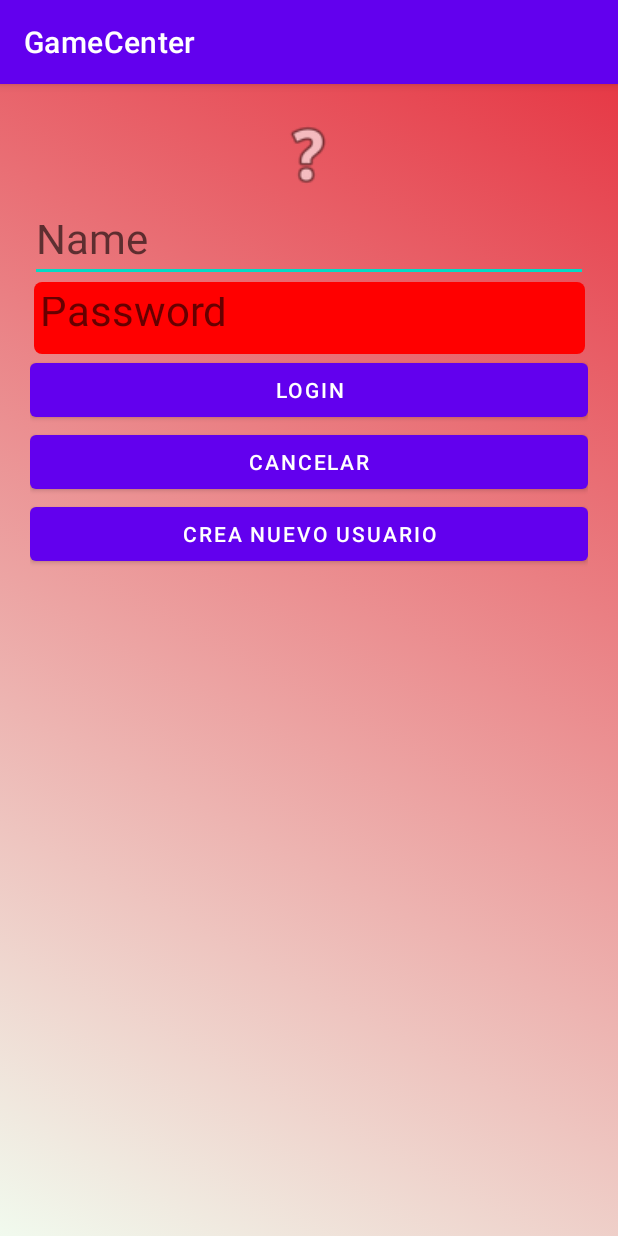
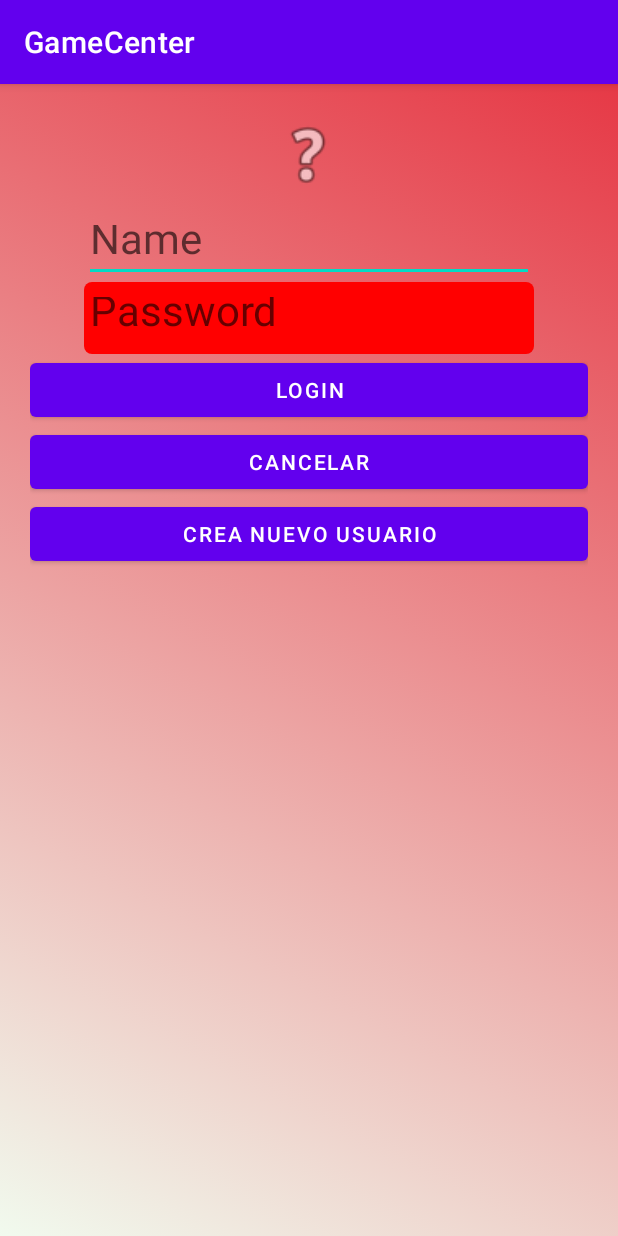
Before and after one commit to Marat-Rafael/GameCenter, an Android app: the LoginActivity screen opened directly, with no data from a screen before it, after a tap on "LOGIN", on a phone screen of 412 x 824 dp. Run offline under Robolectric (Android 15) with nearby library versions, the phone set to English and light mode, and no system bars.

Commit message:
minor fix

```diff
--- a/app/src/main/java/com/example/gamecenternuevo/Activity2048.java
+++ b/app/src/main/java/com/example/gamecenternuevo/Activity2048.java
@@ -43,8 +43,6 @@ public class Activity2048 extends AppCompatActivity implements View.OnTouchListe
     TextView textView_puntuacionMax;
     UsuariosHelper helper;
     SQLiteDatabase db;
-
-
 
     @Override
     protected void onCreate(Bundle savedInstanceState) {
--- a/app/src/main/java/com/example/gamecenternuevo/LoginActivity.java
+++ b/app/src/main/java/com/example/gamecenternuevo/LoginActivity.java
@@ -14,41 +14,35 @@ import android.widget.TextView;
 import android.widget.Toast;
 
 public class LoginActivity extends AppCompatActivity {
-
     EditText name;
     EditText password;
     Button login;
     Button cancelar;
     Button crearNuevoUsuario;
-
+    String passwordDesdeBBDD;
+    String passwordIntroducido;
+    String nombreUsuario;
 
     @Override
     protected void onCreate(Bundle savedInstanceState) {
         super.onCreate(savedInstanceState);
         setContentView(R.layout.activity_login);
-
         name = findViewById(R.id.login_activity_editText_name);
         password = findViewById(R.id.login_activity_editText_password);
         login = findViewById(R.id.login_activity_button_login);
         cancelar = findViewById(R.id.login_activity_button_cancelar);
         crearNuevoUsuario = findViewById(R.id.login_activity_button_crear_nuevo);
-
         // creamos instancia de BBDD
         UsuariosHelper helper = new UsuariosHelper(this);
-
         login.setOnClickListener(new View.OnClickListener() {
             @Override
             public void onClick(View view) {
                 SQLiteDatabase db = helper.getReadableDatabase();
-
                 // cojemos datos del campo name
-                String nombreUsuario = name.getText().toString();
-                String passwordIntroducido = password.getText().toString();
+                nombreUsuario = name.getText().toString();
+                passwordIntroducido = password.getText().toString();
                 // cojemos contraseña de la base de datos
-                String passwordDesdeBBDD = helper.buscarContraseniaDelUsuario(nombreUsuario,db);
-
-                // campoMostrar.setText(nombreUsuario+ "  "+passwordDesdeBBDD);
-
+                passwordDesdeBBDD = helper.buscarContraseniaDelUsuario(nombreUsuario,db);
                 // si datos coinciden
                 if(passwordIntroducido.equals(passwordDesdeBBDD)){
                     password.setBackground(null);
@@ -62,8 +56,6 @@ public class LoginActivity extends AppCompatActivity {
                     password.setBackgroundResource(R.drawable.casilla_red);
                     Toast.makeText(LoginActivity.this, "ontraseña erronea", Toast.LENGTH_SHORT).show();
                 }
-
-
             }// fin onclick
         }); // fin setOnClick login
 
@@ -73,7 +65,6 @@ public class LoginActivity extends AppCompatActivity {
                 name.setText("");
                 password.setText("");
                 password.setBackground(null);
-
                 cerrarTeclado();
             }
         }); // fin setOnClick cancelar
--- a/app/src/main/java/com/example/gamecenternuevo/NuevoUsuarioActivity.java
+++ b/app/src/main/java/com/example/gamecenternuevo/NuevoUsuarioActivity.java
@@ -15,9 +15,6 @@ import android.widget.Toast;
  */
 public class NuevoUsuarioActivity extends AppCompatActivity {
 
-
-    //  variable para log
-    //private static final String TAG = UsuariosHelper.class.getSimpleName();
     private static final String TAG = "BBDD";
 
     Button button_crear;
--- a/app/src/main/java/com/example/gamecenternuevo/SplashActivity.java
+++ b/app/src/main/java/com/example/gamecenternuevo/SplashActivity.java
@@ -11,7 +11,6 @@ import android.widget.TextView;
 
 public class SplashActivity extends AppCompatActivity {
 
-
     @Override
     protected void onCreate(Bundle savedInstanceState) {
         super.onCreate(savedInstanceState);
@@ -24,9 +23,6 @@ public class SplashActivity extends AppCompatActivity {
         TextView espantapajarosImagen = findViewById(R.id.tv_espantapajaros);
         // identificamos nueva clase de TextWriter, campo donde va aparecer texto
         TypeWriter typeWriter = findViewById(R.id.tv_desc_espanta);
-
-
-
 
         // cargamos animacion de fadeIn
         Animation fadeIn = AnimationUtils.loadAnimation(this, R.anim.fade_in);
@@ -42,9 +38,7 @@ public class SplashActivity extends AppCompatActivity {
         fadeIn.setAnimationListener(new Animation.AnimationListener() {
             @Override
             public void onAnimationStart(Animation animation) {
-
             }
-
             /**
              * cuando animacion fadeIn termina
              * @param animation
--- a/app/src/main/java/com/example/gamecenternuevo/Usuario.java
+++ b/app/src/main/java/com/example/gamecenternuevo/Usuario.java
@@ -10,7 +10,6 @@ public class Usuario {
     int puntuacion_2048;
     int puntuacion_peg;
 
-    // CONSTRUCTOR
     // CONSTRUCTOR CON TODOS ATRIBUTOS
     public Usuario(int id, String nombre, String password, int puntuacion_2048, int puntuacion_peg) {
         this.id = id;
--- a/app/src/main/java/com/example/gamecenternuevo/UsuariosHelper.java
+++ b/app/src/main/java/com/example/gamecenternuevo/UsuariosHelper.java
@@ -18,8 +18,6 @@ import java.util.ArrayList;
  */
 public class UsuariosHelper extends SQLiteOpenHelper {
 
-    //  variable para log
-    // private static final String TAG = UsuariosHelper.class.getSimpleName();
     private static final String TAG = "BBDD";
 
     // CONSTANTES PARA TABLA
@@ -36,9 +34,6 @@ public class UsuariosHelper extends SQLiteOpenHelper {
     public static final String COLUMNA_CONTRASENIA = "Contrasenia";
     public static final String COLUMNA_PUNTUACION_2048 = "Puntuacion_2048";
     public static final String COLUMNA_PUNTUACION_PEG = "Puntuacion_Peg";
-
-    // CREAMOS ARRAY DE COLUMNAS
-    //private static final String[] COLUMNAS = {COLUMNA_ID, COLUMNA_USUARIO, COLUMNA_CONTRASENIA, COLUMNA_PUNTUACION_2048, COLUMNA_PUNTUACION_PEG};
 
     // ARRAYLIST DE USUARIOS INICIALES
     private final ArrayList<Usuario> listaUsuariosIniciales = new ArrayList<>();
--- a/app/src/main/res/layout/activity_2048.xml
+++ b/app/src/main/res/layout/activity_2048.xml
@@ -55,10 +55,10 @@
             android:layout_alignParentEnd="true"
             android:layout_marginEnd="121dp"
             android:layout_toRightOf="@+id/tv_puntuacion_2048"
-            android:padding="20dp"
+            android:paddingTop="20dp"
             android:text="99999"
             android:textColor="@color/black"
-            android:textSize="24dp"
+            android:textSize="20dp"
             android:textStyle="bold"
             tools:layout_editor_absoluteX="155dp"
             tools:layout_editor_absoluteY="95dp" />
--- a/app/src/main/res/layout/activity_login.xml
+++ b/app/src/main/res/layout/activity_login.xml
@@ -12,9 +12,10 @@
 
     <EditText
         android:id="@+id/login_activity_editText_name"
-        android:layout_width="372dp"
+        android:layout_width="300dp"
         android:layout_height="48dp"
         android:layout_marginTop="64dp"
+
         android:ems="10"
         android:hint="Name"
         android:inputType="textPersonName"
@@ -26,7 +27,7 @@
 
     <EditText
         android:id="@+id/login_activity_editText_password"
-        android:layout_width="367dp"
+        android:layout_width="300dp"
         android:layout_height="48dp"
         android:ems="10"
         android:hint="Password"
```
Also changed, not shown: app/src/main/java/com/example/gamecenternuevo/SoundPlayer.java (+0 -13 lines).
